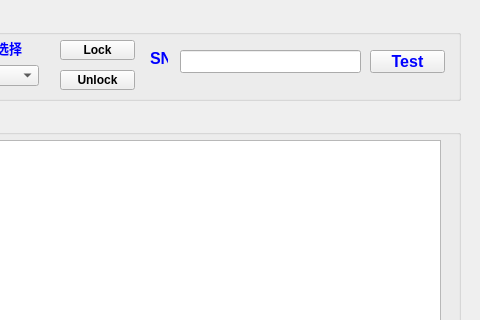
happyrabbit456/Qt5_dev, file project/ScannercodeCheckSystem/testform.ui: the form before one commit; both pictures show x 640 to 1120 and y 0 to 320 of the 1120 by 460 pixel window.
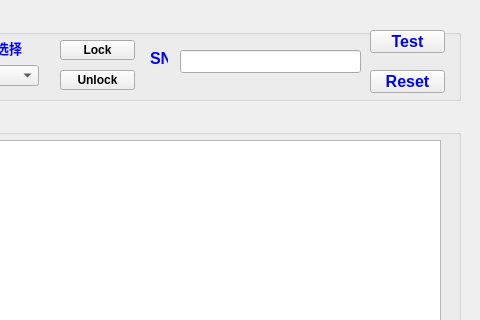
The form after the commit.

Patch:
```diff
--- a/project/ScannercodeCheckSystem/testform.ui
+++ b/project/ScannercodeCheckSystem/testform.ui
@@ -401,7 +401,7 @@
     <property name="geometry">
      <rect>
       <x>1000</x>
-      <y>40</y>
+      <y>20</y>
       <width>75</width>
       <height>23</height>
      </rect>
@@ -439,6 +439,29 @@
      <string notr="true">color: rgb(0, 0, 0);</string>
     </property>
    </widget>
+   <widget class="QPushButton" name="btnReset">
+    <property name="geometry">
+     <rect>
+      <x>1000</x>
+      <y>60</y>
+      <width>75</width>
+      <height>23</height>
+     </rect>
+    </property>
+    <property name="font">
+     <font>
+      <pointsize>12</pointsize>
+      <weight>75</weight>
+      <bold>true</bold>
+     </font>
+    </property>
+    <property name="styleSheet">
+     <string notr="true">color: rgb(0, 0, 255);</string>
+    </property>
+    <property name="text">
+     <string>Reset</string>
+    </property>
+   </widget>
   </widget>
   <widget class="QGroupBox" name="groupBoxMsg">
    <property name="geometry">
```
Left out of the diff: 4 changed lines with no effect on the pictures.
